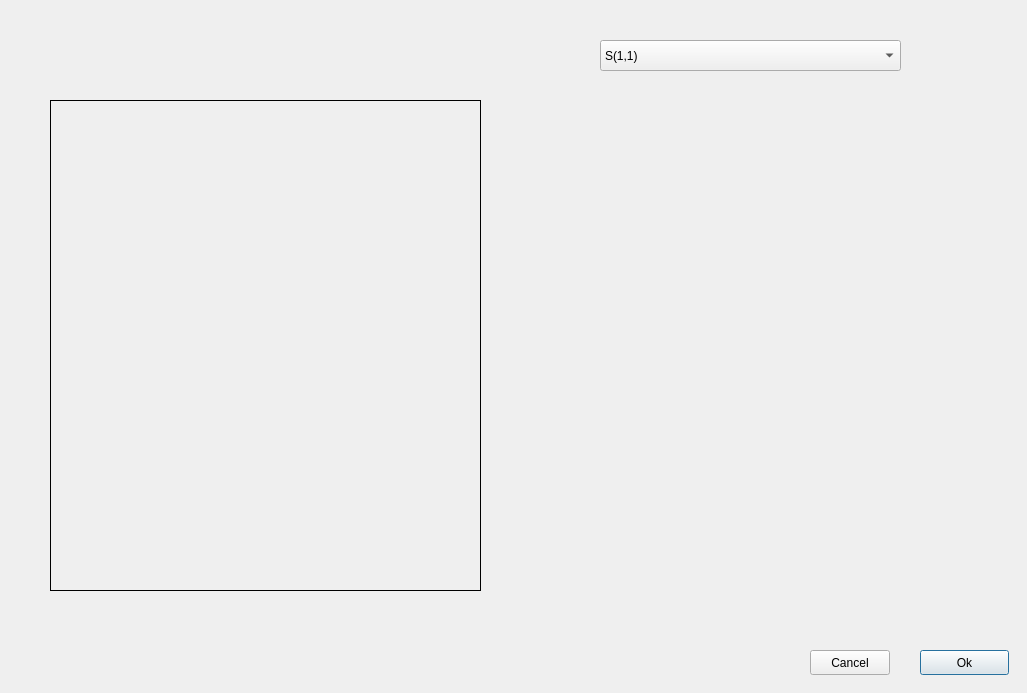
Old version of the form klayout_dot_config/python/SiEPIC/files/circuit_analysis_gui.ui in the repository sequoiap/SiEPIC-Tools.
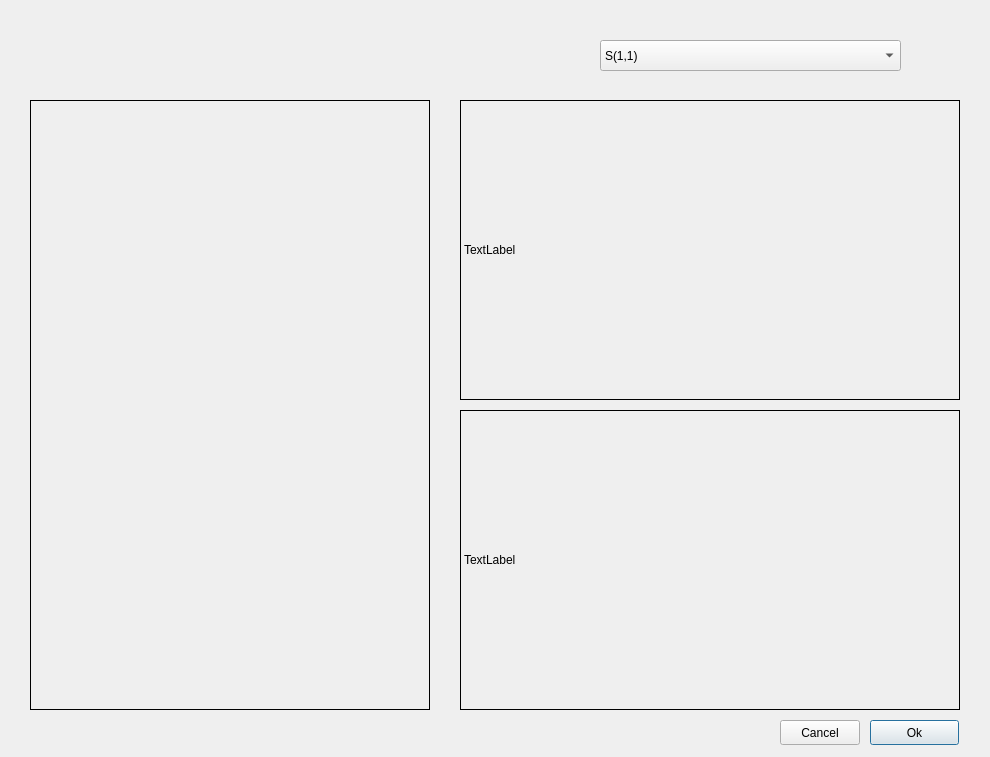
New version of the form. Icons and pictures are not drawn.

Commit message: Qt GUI format for returning data. Uses static images (non-interactive).

```diff
--- a/klayout_dot_config/python/SiEPIC/files/circuit_analysis_gui.ui
+++ b/klayout_dot_config/python/SiEPIC/files/circuit_analysis_gui.ui
@@ -6,8 +6,8 @@
    <rect>
     <x>0</x>
     <y>0</y>
-    <width>1027</width>
-    <height>693</height>
+    <width>990</width>
+    <height>757</height>
    </rect>
   </property>
   <property name="windowTitle">
@@ -16,10 +16,10 @@
   <widget class="QLabel" name="label">
    <property name="geometry">
     <rect>
-     <x>50</x>
+     <x>30</x>
      <y>100</y>
-     <width>431</width>
-     <height>491</height>
+     <width>400</width>
+     <height>610</height>
     </rect>
    </property>
    <property name="frameShape">
@@ -131,8 +131,8 @@
   <widget class="QPushButton" name="ok">
    <property name="geometry">
     <rect>
-     <x>920</x>
-     <y>650</y>
+     <x>870</x>
+     <y>720</y>
      <width>89</width>
      <height>25</height>
     </rect>
@@ -144,8 +144,8 @@
   <widget class="QPushButton" name="cancel">
    <property name="geometry">
     <rect>
-     <x>810</x>
-     <y>650</y>
+     <x>780</x>
+     <y>720</y>
      <width>80</width>
      <height>25</height>
     </rect>
@@ -154,25 +154,43 @@
     <string>Cancel</string>
    </property>
   </widget>
-  <widget class="QWidget" name="fig1" native="true">
+  <widget class="QLabel" name="fig1">
    <property name="geometry">
     <rect>
-     <x>510</x>
+     <x>460</x>
      <y>100</y>
-     <width>471</width>
-     <height>221</height>
+     <width>500</width>
+     <height>300</height>
     </rect>
    </property>
+   <property name="frameShape">
+    <enum>QFrame::Box</enum>
+   </property>
+   <property name="text">
+    <string>TextLabel</string>
+   </property>
+   <property name="scaledContents">
+    <bool>true</bool>
+   </property>
   </widget>
-  <widget class="QWidget" name="fig2" native="true">
+  <widget class="QLabel" name="fig2">
    <property name="geometry">
     <rect>
-     <x>510</x>
-     <y>360</y>
-     <width>471</width>
-     <height>221</height>
+     <x>460</x>
+     <y>410</y>
+     <width>500</width>
+     <height>300</height>
     </rect>
    </property>
+   <property name="frameShape">
+    <enum>QFrame::Box</enum>
+   </property>
+   <property name="text">
+    <string>TextLabel</string>
+   </property>
+   <property name="scaledContents">
+    <bool>true</bool>
+   </property>
   </widget>
  </widget>
  <resources/>
```
Left out of the diff: 5 changed lines with no effect on the pictures. The commit also changes 6 other files.
